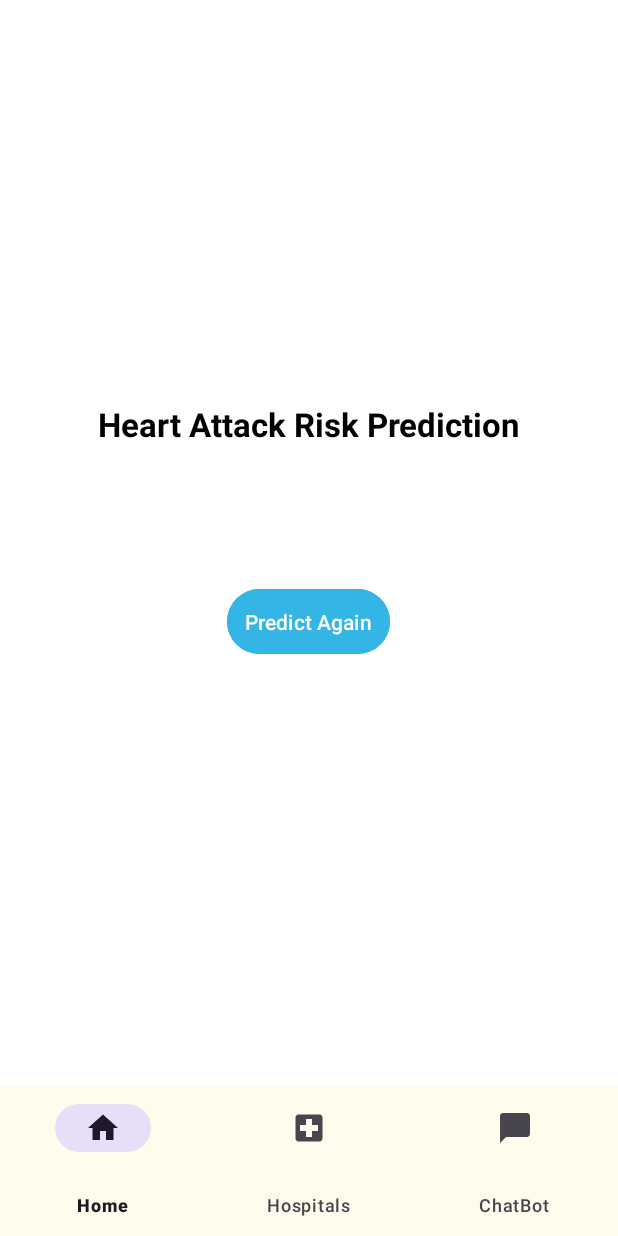
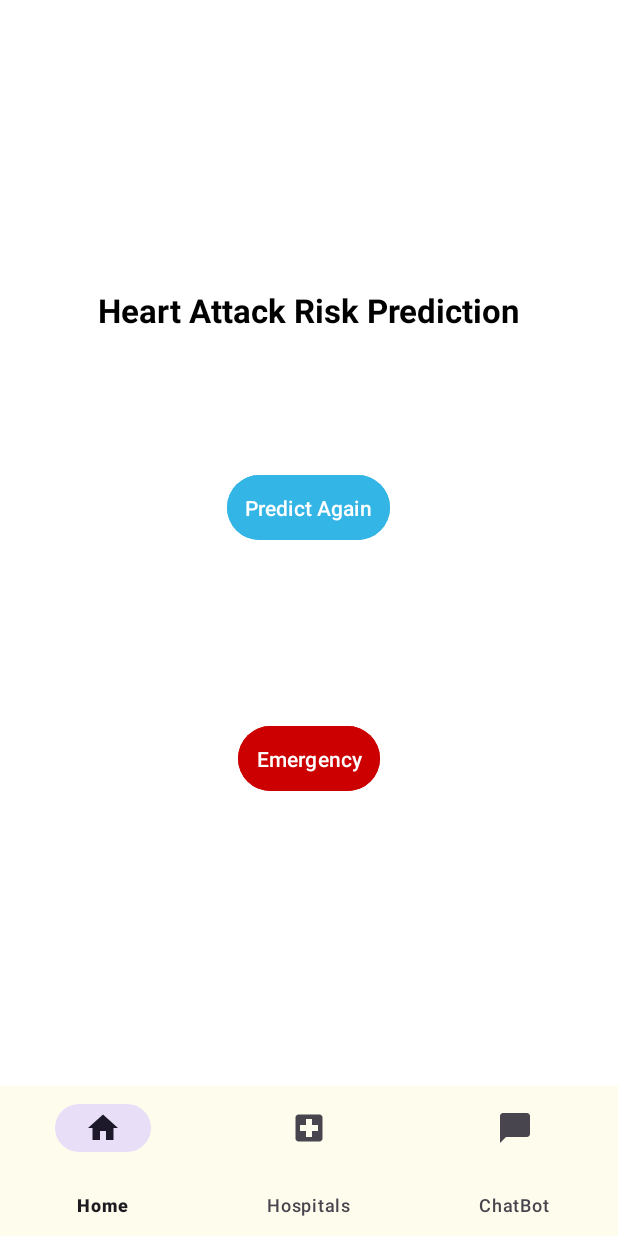
Before and after one commit to dayam8696/DiaHeart, an Android app: the HeartResultFragment screen opened through its navigation route, on a phone screen of 412 x 824 dp. Run offline under Robolectric (Android 15) with nearby library versions, the phone set to English and light mode, and no system bars; our stand-ins replace navigation-ui; libraries missing offline, so code that uses them is left out: org.tensorflow.lite.

Commit message:
done with DiaHeart

```diff
--- a/app/src/main/res/layout/heart_result_screen.xml
+++ b/app/src/main/res/layout/heart_result_screen.xml
@@ -43,5 +43,16 @@
         android:textColor="@android:color/white"
         android:padding="12dp"
         android:layout_marginBottom="16dp" />
+    <!-- Emergency Button -->
+    <Button
+        android:id="@+id/btnEmergency"
+        android:layout_width="wrap_content"
+        android:layout_height="wrap_content"
+        android:layout_marginTop="100dp"
+        android:text="Emergency"
+        android:layout_gravity="center_horizontal"
+        android:backgroundTint="@android:color/holo_red_dark"
+        android:textColor="@android:color/white"
+        android:padding="12dp" />
 
 </LinearLayout>
```
Also changed, not shown: app/src/main/java/com/example/diaheart/ui/fragment/HeartResultFragment.kt (+110 -2 lines).
